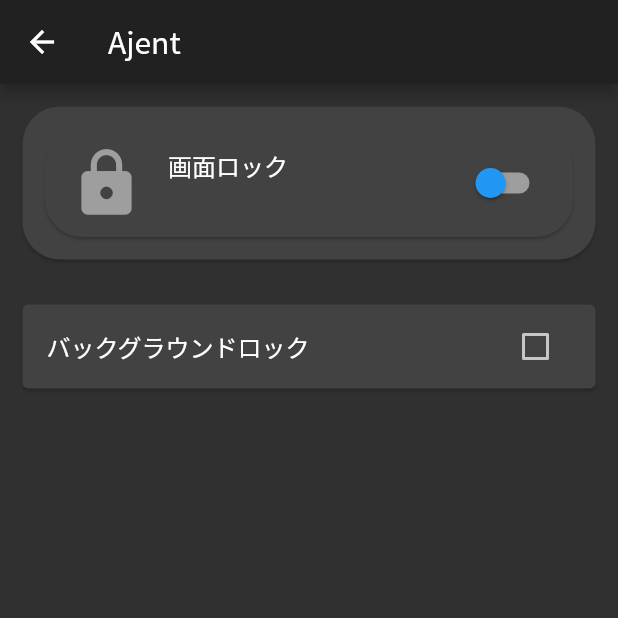
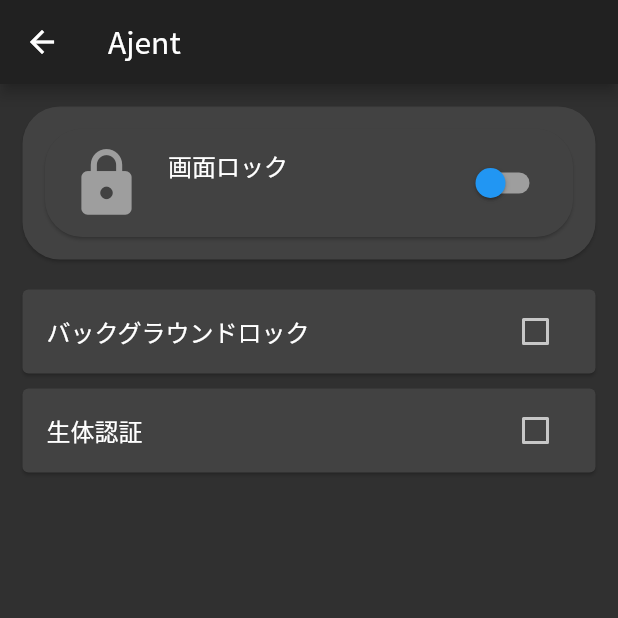
Before and after one commit to yato-Neco/ajent, a Flutter app: the SStting screen opened directly, on a phone screen of 412 x 824 dp, the top half of it. Run offline on Flutter 3.47's test engine with Material 2 defaults, Android fonts, the phone set to English and light mode, and no system bars; our stand-ins replace image_picker, shared_preferences; missing offline and left inert: flutter_sliding_tutorial; accounts and stored records are empty.

```diff
--- a/lib/SettingPage.dart
+++ b/lib/SettingPage.dart
@@ -237,10 +237,7 @@ class Settings extends State<Setting> {
                           if (i == 5) {
                             i = 0;
                             Navigator.of(context) //イースターエッグ
-                                .pushReplacement(
-                                    MaterialPageRoute(builder: (context) {
-                              return MyApp();
-                            }));
+                                .pop();
                           } else if (i > 5) {
                             i = 0;
                           } else {}
--- a/lib/Settings_f/Security_Settings.dart
+++ b/lib/Settings_f/Security_Settings.dart
@@ -131,7 +131,12 @@ class _sstinfs extends State<SStting> {
             ),
           ),
           Card(
-            margin: EdgeInsets.all(15),
+            margin: EdgeInsets.only(
+              left: 15,
+              right: 15,
+              top: 5,
+              bottom: 5,
+            ),
             child: ListTile(
               title: Text("バックグラウンドロック"),
               onTap: () {
@@ -168,6 +173,29 @@ class _sstinfs extends State<SStting> {
               ),
             ),
           ),
+
+          Card(
+            margin: EdgeInsets.only(
+              left: 15,
+              right: 15,
+              top: 5,
+              bottom: 5,
+            ),
+            child: ListTile(
+              title: Text("生体認証"),
+              onTap: () {
+
+              },
+              trailing: Checkbox(
+                activeColor: Colors.blue,
+                value: false,
+                onChanged: (e) {
+
+                },
+              ),
+            ),
+          ),
+
         ],
       ),
     );
```
Also changed, not shown: lib/main.dart (+33 -47 lines), lib/uppermenu/Upper1.dart (+30 -2 lines).
